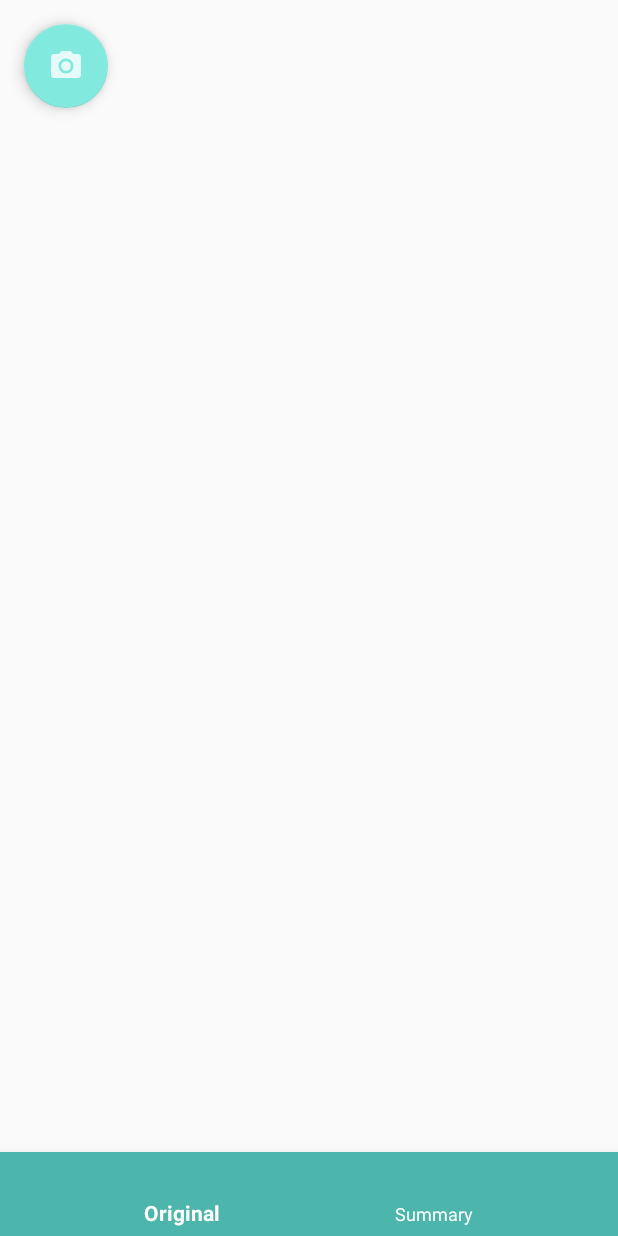
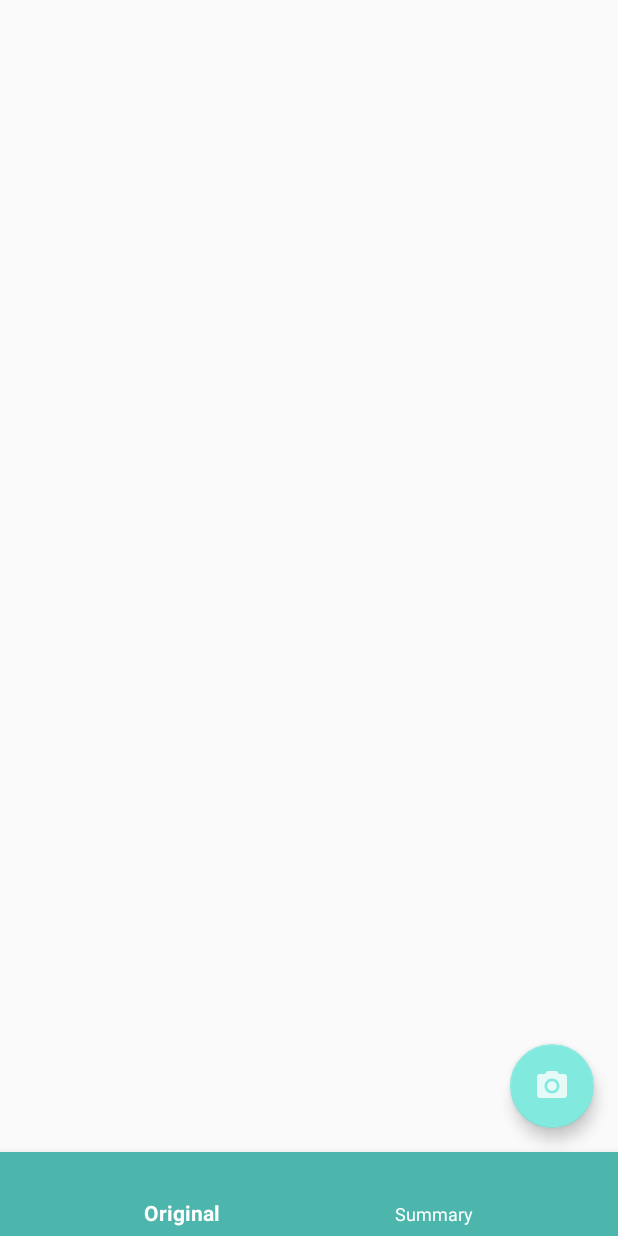
Before and after one commit to Bracciata/HackKState19, an Android app: the layout activity_output.xml on its own in the app's theme, with its tools: preview values and no code run, on a phone screen of 412 x 824 dp. Run offline under Robolectric (Android 15) with nearby library versions, the phone set to English and light mode, and no system bars.

Commit message:
Finished adding floating action button.

```diff
--- a/HackKState19/app/build.gradle
+++ b/HackKState19/app/build.gradle
@@ -41,7 +41,7 @@ dependencies {
     implementation 'com.android.support:support-annotations:24.2.0'
     implementation 'com.mashape.unirest:unirest-java:1.3.11'
     implementation "com.google.android.material:material:1.0.0"
-    compile 'com.android.support:design:22.2.1'
+    implementation 'com.android.support:design:27.1.0'
 
 }
 
--- a/HackKState19/app/src/main/java/com/example/hackkstate19/MainActivity.java
+++ b/HackKState19/app/src/main/java/com/example/hackkstate19/MainActivity.java
@@ -184,12 +184,12 @@ public class MainActivity extends AppCompatActivity implements BottomNavigationV
 
     void openOutput(Bitmap bmp) {
         // Process image
-        processImage(bmp);
+        // processImage(bmp);
 
         setContentView(R.layout.activity_output);
-        BottomNavigationView btv = findViewById(R.id.navigation);
-        btv.setOnNavigationItemSelectedListener(MainActivity.this);
-        openSummary();
+        //BottomNavigationView btv = findViewById(R.id.navigation);
+        //btv.setOnNavigationItemSelectedListener(MainActivity.this);
+        //openSummary();
         FloatingActionButton fab = findViewById(R.id.fab);
         fab.setOnClickListener(new View.OnClickListener() {
             @Override
--- a/HackKState19/app/src/main/res/layout/activity_output.xml
+++ b/HackKState19/app/src/main/res/layout/activity_output.xml
@@ -1,11 +1,11 @@
 <?xml version="1.0" encoding="utf-8"?>
+
 <RelativeLayout xmlns:android="http://schemas.android.com/apk/res/android"
     xmlns:app="http://schemas.android.com/apk/res-auto"
     android:orientation="vertical"
     android:layout_width="fill_parent"
     android:layout_height="fill_parent"
     >
-
 
     <com.google.android.material.bottomnavigation.BottomNavigationView
         android:id="@+id/navigation"
@@ -17,17 +17,25 @@
         app:itemIconTint="@android:color/white"
         app:itemTextColor="@android:color/white"
         app:menu="@menu/navigation" />
-    <android.support.design.widget.FloatingActionButton
-        android:id="@+id/fab"
-        android:layout_width="wrap_content"
-        android:layout_height="wrap_content"
-        android:layout_gravity="end|bottom"
-        android:src="@drawable/ic_camera"
-        android:contentDescription="Scan another"
-        android:layout_margin="16dp" />
+
     <TextView
         android:id="@+id/output_text"
         android:layout_width="match_parent"
         android:layout_height="match_parent"
         android:layout_above="@id/navigation"></TextView>
+
+    <com.google.android.material.floatingactionbutton.FloatingActionButton
+        android:id="@+id/fab"
+        android:layout_width="wrap_content"
+        android:layout_height="wrap_content"
+        android:layout_above="@id/navigation"
+        android:layout_alignParentEnd="true"
+        android:layout_alignParentBottom="false"
+        android:layout_gravity="bottom|right"
+        android:layout_marginStart="16dp"
+        android:layout_marginTop="16dp"
+        android:layout_marginEnd="16dp"
+        android:layout_marginBottom="16dp"
+        android:contentDescription="Scan another"
+        android:src="@drawable/ic_camera" />
 </RelativeLayout>
```
